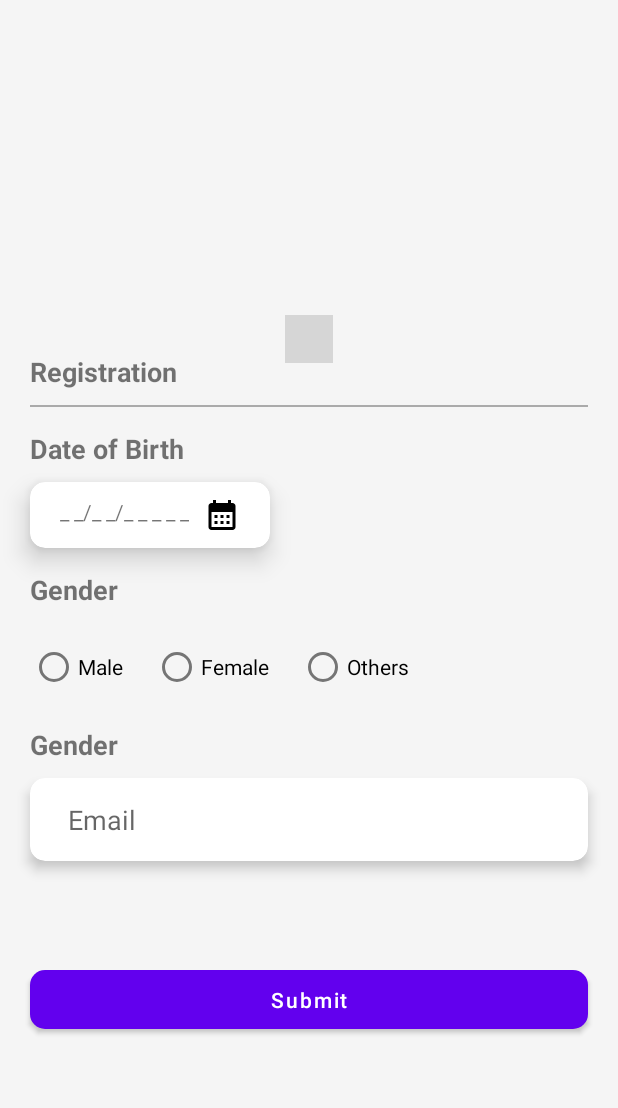
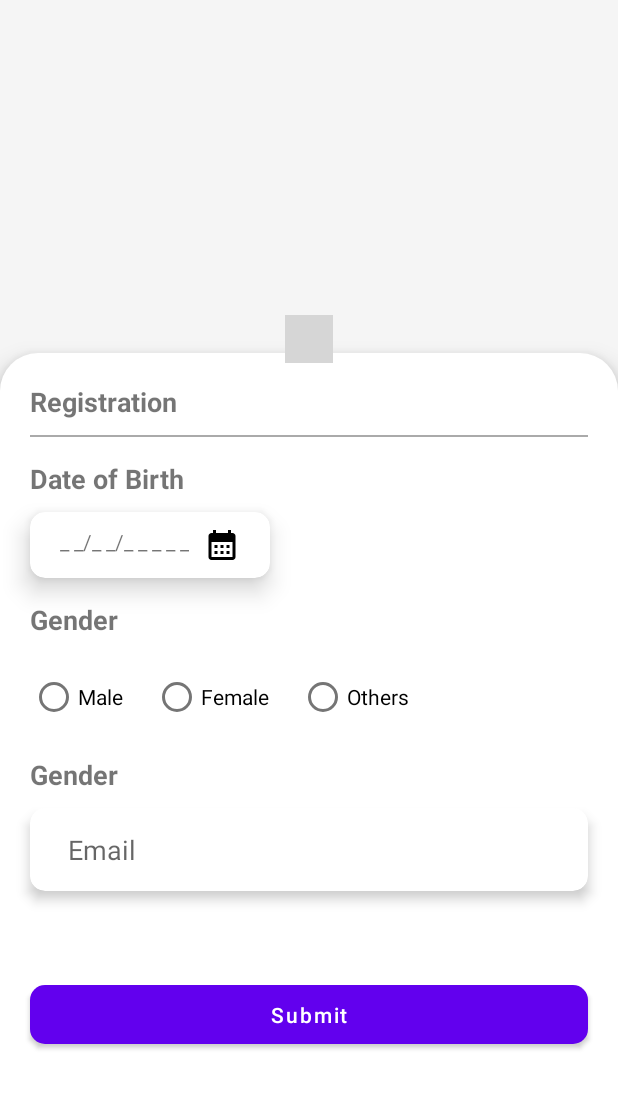
Before and after one commit to tanishq14developer/Assignment, an Android app: the layout activity_main.xml on its own in the app's theme, with its tools: preview values and no code run, on a phone screen of 412 x 824 dp, the part 128-1236 px from its top. Run offline under Robolectric (Android 15) with nearby library versions, the phone set to English and light mode, and no system bars; plain views replace WormDotsIndicator; grey boxes are pictures that could not be loaded.

Commit message:
Updated Code

```diff
--- a/app/build.gradle
+++ b/app/build.gradle
@@ -1,6 +1,8 @@
 plugins {
     id 'com.android.application'
     id 'org.jetbrains.kotlin.android'
+    id 'kotlin-kapt'
+
 }
 
 android {
@@ -58,4 +60,7 @@ dependencies {
     //Glide
     implementation 'com.github.bumptech.glide:glide:4.13.2'
     annotationProcessor 'com.github.bumptech.glide:compiler:4.13.2'
+
+    //ViewModel
+
 }
--- /dev/null
+++ b/app/src/main/res/drawable/shape_rectangle.xml
@@ -0,0 +1,10 @@
+<?xml version="1.0" encoding="utf-8"?>
+<shape xmlns:android="http://schemas.android.com/apk/res/android"
+    android:shape="rectangle" >
+    <solid
+        android:color="@color/white"/>
+    <corners
+        android:topRightRadius="25dp"
+        android:topLeftRadius="25dp"/>
+
+</shape>
--- a/app/src/main/res/layout/activity_main.xml
+++ b/app/src/main/res/layout/activity_main.xml
@@ -4,6 +4,12 @@
     xmlns:tools="http://schemas.android.com/tools">
 
     <data>
+
+        <variable
+            name="mainViewModel"
+            type="com.tanishq.assignment.viewModel.MainViewModel" />
+
+        <import type="com.tanishq.assignment.utils.BindingFunctionsKt"/>
 
     </data>
 
@@ -42,6 +48,7 @@
         <androidx.constraintlayout.widget.ConstraintLayout
             android:layout_width="match_parent"
             android:layout_height="0dp"
+            android:background="@drawable/shape_rectangle"
             app:layout_constraintBottom_toBottomOf="parent"
             android:elevation="10dp"
             app:layout_constraintTop_toBottomOf="@id/viewPager"
@@ -53,6 +60,7 @@
                 app:layout_constraintStart_toStartOf="parent"
                 app:layout_constraintTop_toTopOf="parent"
                 android:text="Registration"
+                android:layout_marginTop="20dp"
                 android:textSize="18sp"
                 android:textStyle="bold"
                 android:layout_marginStart="20dp"/>
@@ -92,6 +100,7 @@
                     android:layout_width="match_parent"
                     android:layout_height="match_parent">
                     <TextView
+                        android:id="@+id/month_text"
                         android:layout_width="wrap_content"
                         android:layout_height="wrap_content"
                         android:text="_ _/_ _/_ _ _ _ _"
@@ -125,6 +134,7 @@
                 app:layout_constraintStart_toStartOf="parent"
                 app:layout_constraintEnd_toEndOf="parent"
                 android:orientation="horizontal"
+                android:checkedButton="@={BindingFunctionsKt.typeToButtonId(mainViewModel.radioType)}"
                 android:layout_marginStart="20dp"
                 app:layout_constraintTop_toBottomOf="@id/gender_heading"
                 android:layout_marginTop="15dp">
--- a/app/src/main/res/layout/page_item.xml
+++ b/app/src/main/res/layout/page_item.xml
@@ -25,9 +25,9 @@
 
             <ImageView
                 android:id="@+id/images"
-                android:scaleType="fitXY"
                 android:layout_width="match_parent"
-                android:layout_height="match_parent" />
+                android:layout_height="match_parent"
+                android:scaleType="fitXY" />
         </com.google.android.material.card.MaterialCardView>
 
 
```
Also changed, not shown: app/src/main/java/com/tanishq/assignment/MainActivity.kt (+49 -9 lines), app/src/main/java/com/tanishq/assignment/utils/AppConstants.kt (+7 -0 lines), app/src/main/java/com/tanishq/assignment/utils/BindingFunctions.kt (added, +36 -0 lines), app/src/main/java/com/tanishq/assignment/viewModel/MainViewModel.kt (+13 -0 lines).
